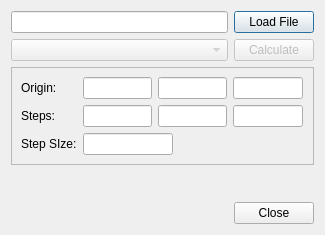
Before: the Qt Designer form libavogadro/src/extensions/orbitaldialog.ui in cryos/avogadro, drawn with Qt 5.
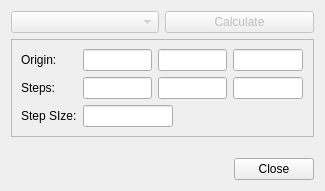
After: the same form once the commit is applied.

Diff of the .ui file:
```diff
--- a/libavogadro/src/extensions/orbitaldialog.ui
+++ b/libavogadro/src/extensions/orbitaldialog.ui
@@ -6,7 +6,7 @@
     <x>0</x>
     <y>0</y>
     <width>325</width>
-    <height>235</height>
+    <height>191</height>
    </rect>
   </property>
   <property name="sizePolicy" >
@@ -20,23 +20,13 @@
   </property>
   <layout class="QGridLayout" name="gridLayout_2" >
    <item row="0" column="0" >
-    <widget class="QLineEdit" name="fileName" />
-   </item>
-   <item row="0" column="1" >
-    <widget class="QPushButton" name="loadFile" >
-     <property name="text" >
-      <string>Load File</string>
-     </property>
-    </widget>
-   </item>
-   <item row="1" column="0" >
     <widget class="QComboBox" name="orbitalCombo" >
      <property name="enabled" >
       <bool>false</bool>
      </property>
     </widget>
    </item>
-   <item row="1" column="1" >
+   <item row="0" column="1" >
     <widget class="QPushButton" name="calculate" >
      <property name="enabled" >
       <bool>false</bool>
@@ -46,7 +36,7 @@
      </property>
     </widget>
    </item>
-   <item row="2" column="0" colspan="2" >
+   <item row="1" column="0" colspan="2" >
     <widget class="QFrame" name="frame" >
      <property name="frameShape" >
       <enum>QFrame::StyledPanel</enum>
@@ -189,7 +179,7 @@
      </layout>
     </widget>
    </item>
-   <item row="3" column="0" colspan="2" >
+   <item row="2" column="0" colspan="2" >
     <spacer name="verticalSpacer_2" >
      <property name="orientation" >
       <enum>Qt::Vertical</enum>
@@ -205,7 +195,7 @@
      </property>
     </spacer>
    </item>
-   <item row="4" column="0" colspan="2" >
+   <item row="3" column="0" colspan="2" >
     <widget class="QDialogButtonBox" name="buttonBox" >
      <property name="orientation" >
       <enum>Qt::Horizontal</enum>
```
Left out of the diff: 2 changed lines with no effect on the pictures.
